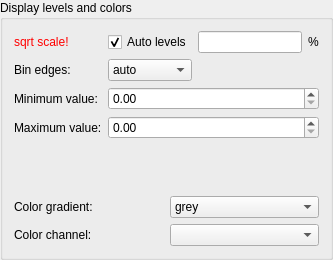
syncope/lavue, file lavuelib/ui/LevelsGroupBox.ui: the form before one commit.
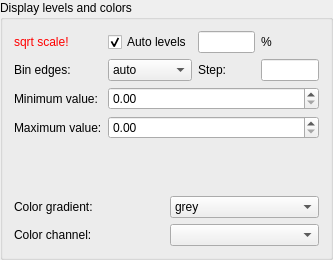
The form after the commit.

Commit message: add addtional histogram options: bins and data step

What changed in the file:
```diff
--- a/lavuelib/ui/LevelsGroupBox.ui
+++ b/lavuelib/ui/LevelsGroupBox.ui
@@ -161,6 +161,26 @@
          </item>
         </widget>
        </item>
+       <item row="1" column="2">
+        <widget class="QLabel" name="stepLabel">
+         <property name="toolTip">
+          <string>&lt;html&gt;&lt;head/&gt;&lt;body&gt;&lt;p&gt;image data step to create histogram, e.g. 20&lt;/p&gt;&lt;/body&gt;&lt;/html&gt;</string>
+         </property>
+         <property name="text">
+          <string>Step:</string>
+         </property>
+         <property name="buddy">
+          <cstring>stepLineEdit</cstring>
+         </property>
+        </widget>
+       </item>
+       <item row="1" column="3">
+        <widget class="QLineEdit" name="stepLineEdit">
+         <property name="toolTip">
+          <string>&lt;html&gt;&lt;head/&gt;&lt;body&gt;&lt;p&gt;image data step to create histogram, e.g. 20&lt;/p&gt;&lt;/body&gt;&lt;/html&gt;</string>
+         </property>
+        </widget>
+       </item>
       </layout>
      </item>
      <item>
```
Left out of the diff: 8 changed lines with no effect on the pictures. The commit also changes 10 other files.
